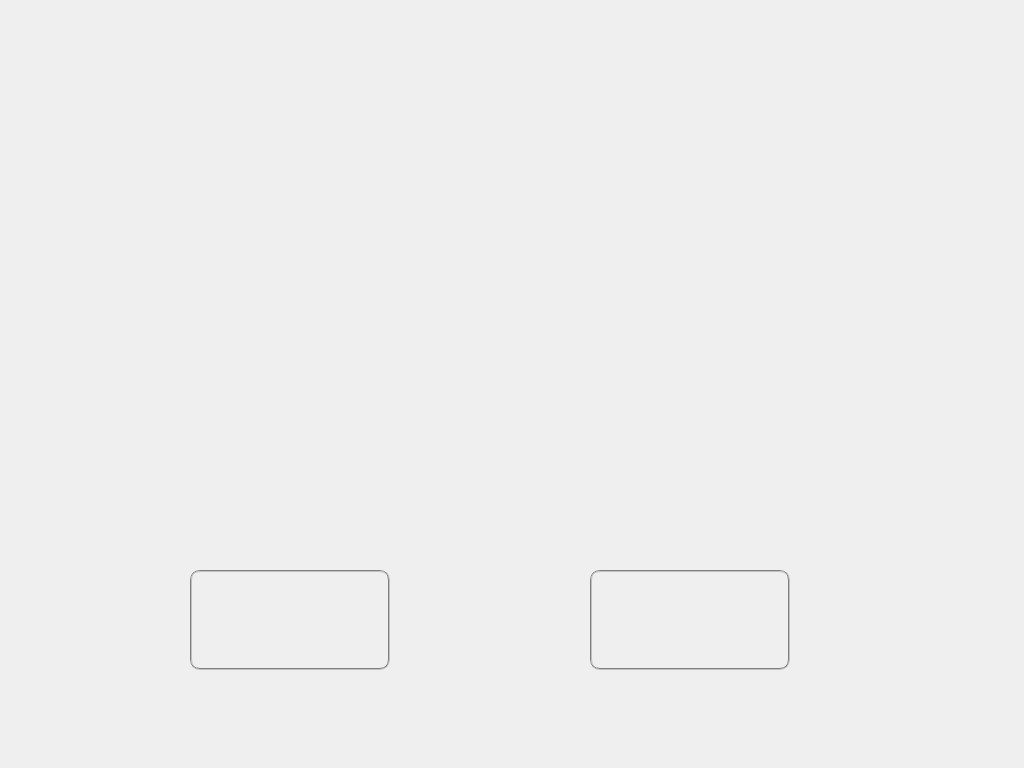
This is VehicleManagement/VehicleManage/inputdonedialog.ui in maanjun/IVM as Qt 5 draws it before an edit. The edited form follows.
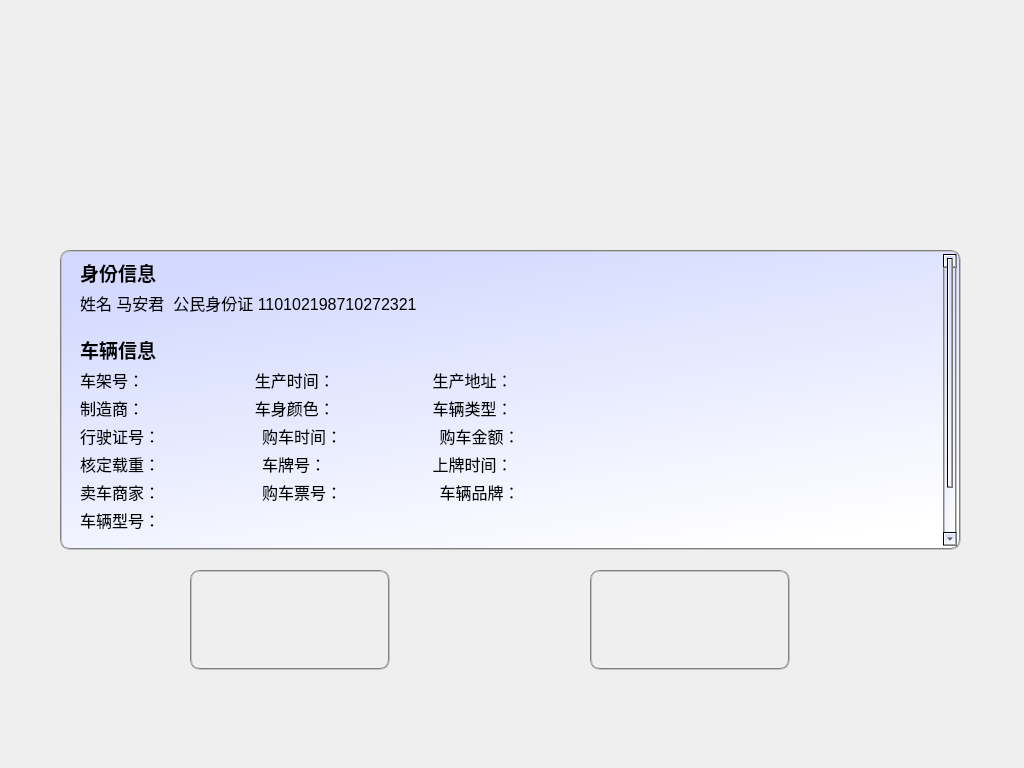
This is the edited form. Icons and pictures are not drawn.

The edit to the form file:
```diff
--- a/VehicleManagement/VehicleManage/inputdonedialog.ui
+++ b/VehicleManagement/VehicleManage/inputdonedialog.ui
@@ -56,6 +56,37 @@
     <string/>
    </property>
   </widget>
+  <widget class="QTextBrowser" name="textBrowser">
+   <property name="geometry">
+    <rect>
+     <x>60</x>
+     <y>250</y>
+     <width>901</width>
+     <height>300</height>
+    </rect>
+   </property>
+   <property name="styleSheet">
+    <string notr="true">border:2px groove gray;border-radius:10px;padding:2px 2px;
+background-color: qlineargradient(spread:pad, x1:0.3125, y1:0, x2:0.784, y2:1, stop:0 rgba(211, 217, 255, 255), stop:1 rgba(255, 255, 255, 255));</string>
+   </property>
+   <property name="html">
+    <string>&lt;!DOCTYPE HTML PUBLIC &quot;-//W3C//DTD HTML 4.0//EN&quot; &quot;http://www.w3.org/TR/REC-html40/strict.dtd&quot;&gt;
+&lt;html&gt;&lt;head&gt;&lt;meta name=&quot;qrichtext&quot; content=&quot;1&quot; /&gt;&lt;style type=&quot;text/css&quot;&gt;
+p, li { white-space: pre-wrap; }
+&lt;/style&gt;&lt;/head&gt;&lt;body style=&quot; font-family:'SimSun'; font-size:9pt; font-weight:400; font-style:normal;&quot;&gt;
+&lt;p style=&quot; margin-top:20px; margin-bottom:0px; margin-left:12px; margin-right:0px; -qt-block-indent:0; text-indent:0px;&quot;&gt;&lt;span style=&quot; font-size:14pt; font-weight:600; color:#000000;&quot;&gt;身份信息&lt;/span&gt;&lt;/p&gt;
+&lt;p style=&quot; margin-top:4px; margin-bottom:0px; margin-left:12px; margin-right:0px; -qt-block-indent:0; text-indent:0px;&quot;&gt;&lt;span style=&quot; font-size:12pt; color:#000000;&quot;&gt;姓名 马安君  公民身份证 110102198710272321&lt;/span&gt;&lt;/p&gt;
+&lt;p style=&quot; margin-top:20px; margin-bottom:0px; margin-left:12px; margin-right:0px; -qt-block-indent:0; text-indent:0px;&quot;&gt;&lt;span style=&quot; font-size:14pt; font-weight:600; color:#000000;&quot;&gt;车辆信息&lt;/span&gt;&lt;/p&gt;
+&lt;p style=&quot; margin-top:4px; margin-bottom:0px; margin-left:12px; margin-right:0px; -qt-block-indent:0; text-indent:0px;&quot;&gt;&lt;span style=&quot; font-size:12pt;&quot;&gt;车架号：                         生产时间：                      生产地址： &lt;/span&gt;&lt;/p&gt;
+&lt;p style=&quot; margin-top:4px; margin-bottom:0px; margin-left:12px; margin-right:0px; -qt-block-indent:0; text-indent:0px;&quot;&gt;&lt;span style=&quot; font-size:12pt;&quot;&gt;制造商：                         车身颜色：                      车辆类型： &lt;/span&gt;&lt;/p&gt;
+&lt;p style=&quot; margin-top:4px; margin-bottom:0px; margin-left:12px; margin-right:0px; -qt-block-indent:0; text-indent:0px;&quot;&gt;&lt;span style=&quot; font-size:12pt;&quot;&gt;行驶证号：                       购车时间：                      购车金额： &lt;/span&gt;&lt;/p&gt;
+&lt;p style=&quot; margin-top:4px; margin-bottom:0px; margin-left:12px; margin-right:0px; -qt-block-indent:0; text-indent:0px;&quot;&gt;&lt;span style=&quot; font-size:12pt;&quot;&gt;核定载重：                       车牌号：                        上牌时间： &lt;/span&gt;&lt;/p&gt;
+&lt;p style=&quot; margin-top:4px; margin-bottom:0px; margin-left:12px; margin-right:0px; -qt-block-indent:0; text-indent:0px;&quot;&gt;&lt;span style=&quot; font-size:12pt;&quot;&gt;卖车商家：                       购车票号：                      车辆品牌： &lt;/span&gt;&lt;/p&gt;
+&lt;p style=&quot; margin-top:4px; margin-bottom:0px; margin-left:12px; margin-right:0px; -qt-block-indent:0; text-indent:0px;&quot;&gt;&lt;span style=&quot; font-size:12pt;&quot;&gt;车辆型号：&lt;/span&gt;&lt;/p&gt;
+&lt;p style=&quot; margin-top:20px; margin-bottom:0px; margin-left:12px; margin-right:0px; -qt-block-indent:0; text-indent:0px;&quot;&gt;&lt;span style=&quot; font-size:14pt; font-weight:600;&quot;&gt;税费信息&lt;/span&gt;&lt;/p&gt;
+&lt;p style=&quot; margin-top:4px; margin-bottom:0px; margin-left:12px; margin-right:0px; -qt-block-indent:0; text-indent:0px;&quot;&gt;&lt;span style=&quot; font-size:12pt;&quot;&gt;发票号：                         车船税号：&lt;/span&gt;&lt;/p&gt;&lt;/body&gt;&lt;/html&gt;</string>
+   </property>
+  </widget>
  </widget>
  <layoutdefault spacing="6" margin="11"/>
  <resources/>
```
Left out of the diff: 10 changed lines with no effect on the pictures.
